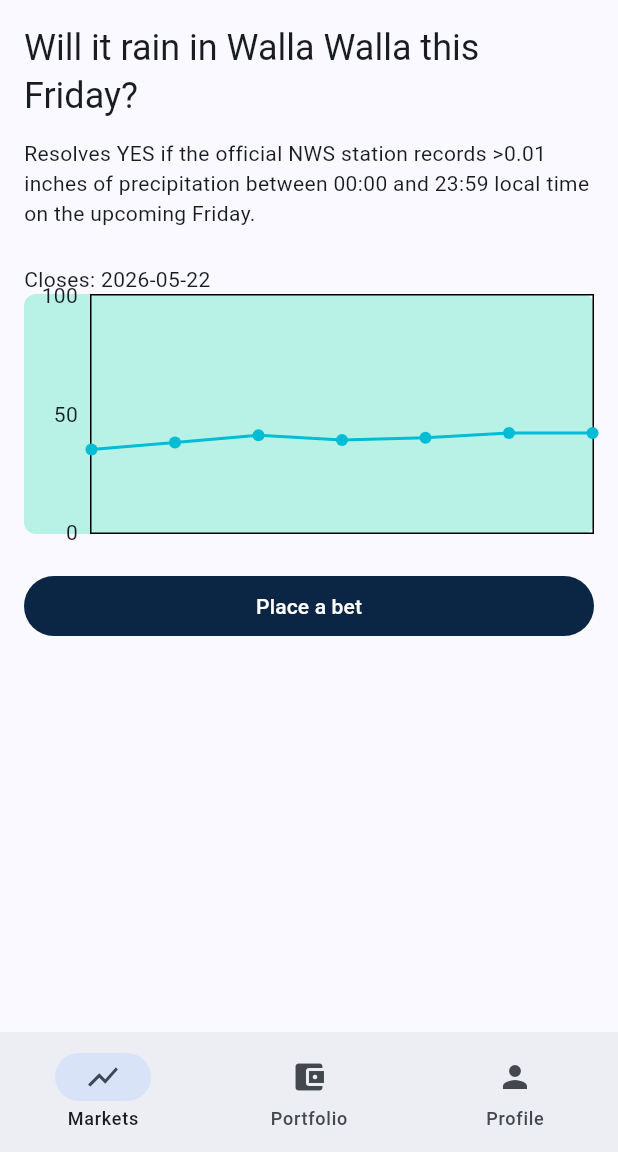
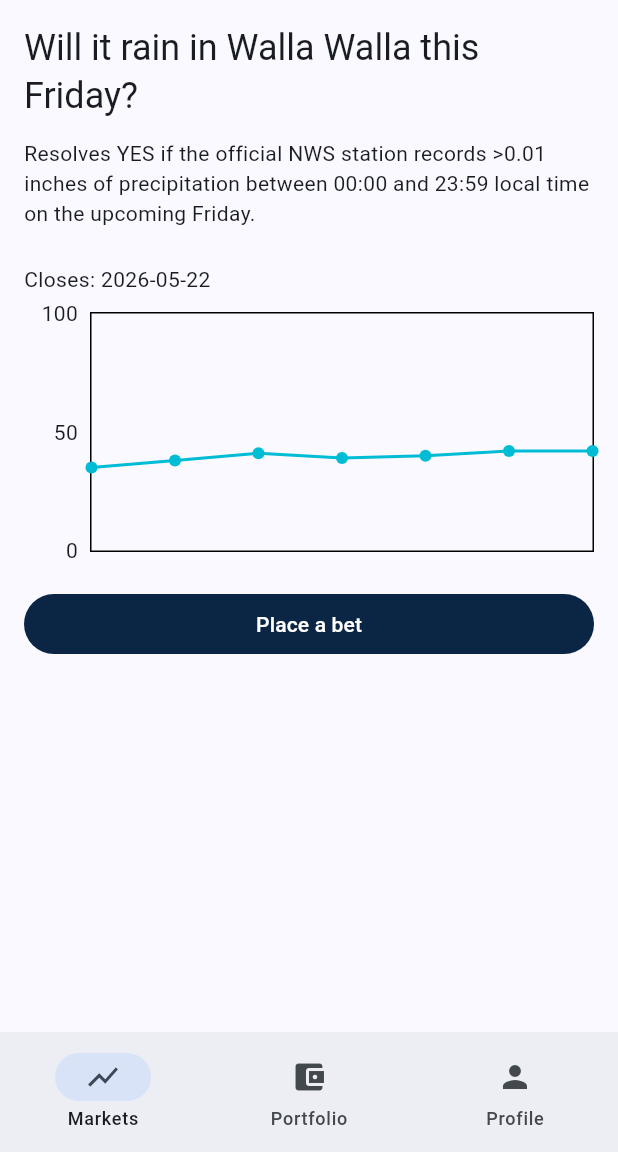
Before and after one commit to JoshuaBielas/PredictItJr, a Flutter app: the screen it shows after launch, after a tap on "Will it rain in Walla Walla this Friday?", on a phone screen of 412 x 824 dp, the part 84-1236 px from its top. Run offline on Flutter 3.47's test engine with Material 3 defaults, Android fonts, the phone set to English and light mode, and no system bars; our stand-ins replace flutter_svg, go_router, shared_preferences.

Commit message:
finished hw 6

```diff
--- /dev/null
+++ b/lib/data/portfolio_storage.dart
@@ -0,0 +1,55 @@
+import 'dart:convert';
+import 'package:shared_preferences/shared_preferences.dart';
+import '../models/bet.dart';
+
+// I got help from AI on this file
+
+class PortfolioStorage {
+  // Versioned key: if the saved shape ever changes, old devices have
+  // old data. A version suffix lets us detect and migrate cleanly
+  // instead of crashing on a shape mismatch.
+  static const _key = 'portfolio_v1';
+  static const _v0Key = 'portfolio_v0';
+
+  Future<void> save(int cashCents, List<Bet> bets) async {
+    final prefs = await SharedPreferences.getInstance();
+    final data = {
+      'cashCents': cashCents,
+      'bets': bets.map((b) => b.toJson()).toList(),
+    };
+    await prefs.setString(_key, jsonEncode(data));
+  }
+
+  /// Returns null on first launch (no saved data — NOT an error).
+  Future<({int cashCents, List<Bet> bets})?> load() async {
+    final prefs = await SharedPreferences.getInstance();
+    final raw = prefs.getString(_key);
+    if (raw != null) {
+      return _decodePortfolio(raw);
+    }
+
+    final oldRaw = prefs.getString(_v0Key);
+    if (oldRaw == null) {
+      return null;
+    }
+    final migrated = _decodePortfolio(oldRaw);
+    await save(migrated.cashCents, migrated.bets);
+    await prefs.remove(_v0Key);
+    return migrated;
+  }
+
+  ({int cashCents, List<Bet> bets}) _decodePortfolio(String raw) {
+    final data = jsonDecode(raw) as Map<String, dynamic>;
+    return (
+      cashCents: data['cashCents'] as int,
+      bets: (data['bets'] as List)
+          .map((j) => Bet.fromJson(j as Map<String, dynamic>))
+          .toList(),
+    );
+  }
+
+  Future<void> clear() async {
+    final prefs = await SharedPreferences.getInstance();
+    await prefs.remove(_key);
+  }
+}
--- a/lib/main.dart
+++ b/lib/main.dart
@@ -4,17 +4,22 @@ import 'providers/portfolio_model.dart';
 import 'router.dart';
 import 'theme/app_theme.dart';
 
-void main() {
-  runApp(const PredictItApp());
+void main() async {
+  WidgetsFlutterBinding.ensureInitialized();
+  final portfolio = PortfolioModel();
+  // I chose to load the portfolio in main before running the app because this causes the information to be there immediately
+  await portfolio.load();
+  runApp(PredictItApp(portfolio: portfolio));
 }
 
 class PredictItApp extends StatelessWidget {
-  const PredictItApp({super.key});
+  const PredictItApp({super.key, required this.portfolio});
+  final PortfolioModel portfolio;
 
   @override
   Widget build(BuildContext context) {
-    return ChangeNotifierProvider(
-      create: (_) => PortfolioModel(),
+    return ChangeNotifierProvider.value(
+      value: portfolio,
       child: MaterialApp.router(
         title: 'PredictIt Jr.',
         theme: AppTheme.light,
--- a/lib/providers/portfolio_model.dart
+++ b/lib/providers/portfolio_model.dart
@@ -1,24 +1,47 @@
 import 'package:flutter/foundation.dart';
+import 'package:predictit_jr/data/portfolio_storage.dart';
 import '../models/bet.dart';
 
 // I got help from AI for this file
 
 class PortfolioModel extends ChangeNotifier {
-  int _cashCents = 100000; // $1,000 starting balance
+  static const int _startingBalanceCents = 100000; // $1,000 starting balance
+
+  PortfolioModel({PortfolioStorage? storage})
+      : _storage = storage ?? PortfolioStorage();
+
+  final PortfolioStorage _storage;
+
+  int _cashCents = _startingBalanceCents;
   final List<Bet> _bets = [];
 
   int get cashCents => _cashCents;
+  List<Bet> get bets => List.unmodifiable(_bets);
 
-  // Unmodifiable view: all mutation MUST go through placeBet, so
-  // there's exactly one place that changes state. A6 will exploit
-  // this to add persistence in one line.
-  List<Bet> get bets => List.unmodifiable(_bets);
+  /// Load saved state, if any. Safe to call on every launch.
+  Future<void> load() async {
+    final saved = await _storage.load();
+    if (saved == null) return; // first launch — keep defaults
+    _cashCents = saved.cashCents;
+    _bets
+      ..clear()
+      ..addAll(saved.bets);
+    notifyListeners();
+  }
+
+  Future<void> resetAccount() async {
+    _cashCents = _startingBalanceCents;
+    _bets.clear();
+    await _storage.clear();
+    notifyListeners();
+  }
 
   /// Returns true on success, false if the user can't afford it.
   bool placeBet(Bet bet) {
     if (bet.totalCostCents > _cashCents) return false;
     _bets.add(bet);
     _cashCents -= bet.totalCostCents;
+    _storage.save(_cashCents, _bets);
     notifyListeners();
     return true;
   }
@@ -30,6 +53,7 @@ class PortfolioModel extends ChangeNotifier {
     }
     _bets.remove(bet);
     _cashCents += bet.totalCostCents;
+    _storage.save(_cashCents, _bets);
     notifyListeners();
   }
 }
--- a/lib/widgets/market_detail.dart
+++ b/lib/widgets/market_detail.dart
@@ -37,12 +37,9 @@ class MarketDetailBody extends StatelessWidget {
           Text(market.description),
           const SizedBox(height: 24),
           Text('Closes: ${market.closesAt.toLocal().toString().split(' ')[0]}'),
-          Container(
+          const SizedBox(height: 12),
+          SizedBox(
             height: 160,
-            decoration: BoxDecoration(
-              color: Theme.of(context).colorScheme.surfaceContainerHighest,
-              borderRadius: BorderRadius.circular(8),
-            ),
             child: LineChart(
               LineChartData(
                 minX: 0,
--- a/pubspec.yaml
+++ b/pubspec.yaml
@@ -20,7 +20,7 @@ dependencies:
   provider: ^6.1.0
 
   # Added in A6 (Persistence)
-  # shared_preferences: ^2.3.0
+  shared_preferences: ^2.3.0
 
   # Added in A8 (Camera & GPS)
   # image_picker: ^1.1.0
```
Also changed, not shown: lib/screens/profile_screen.dart (+37 -2 lines), pubspec.lock, 3 other files.
